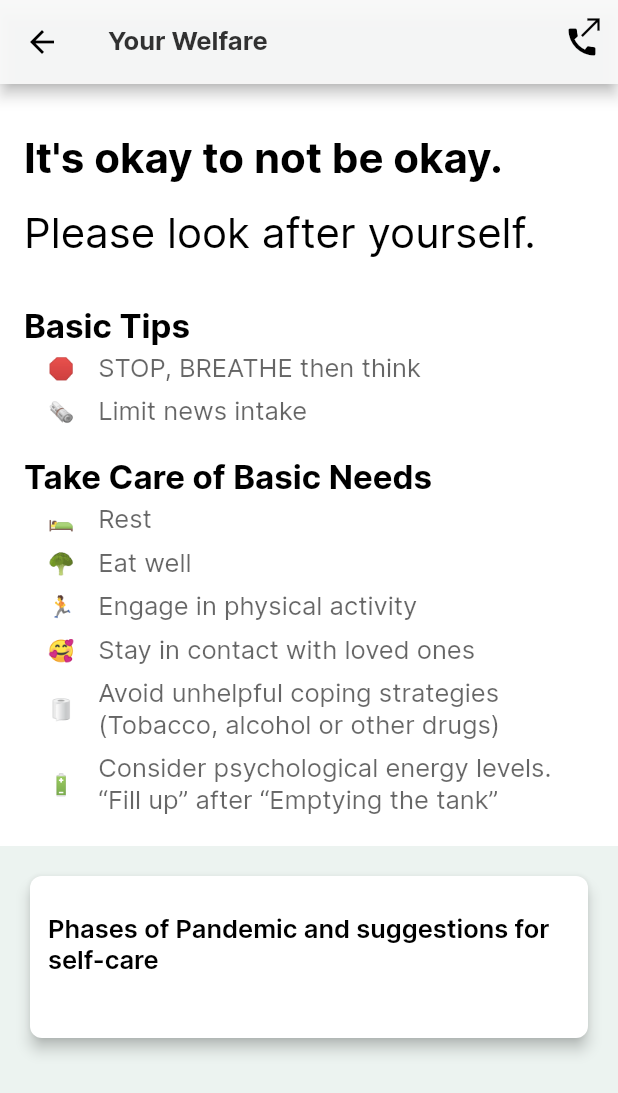
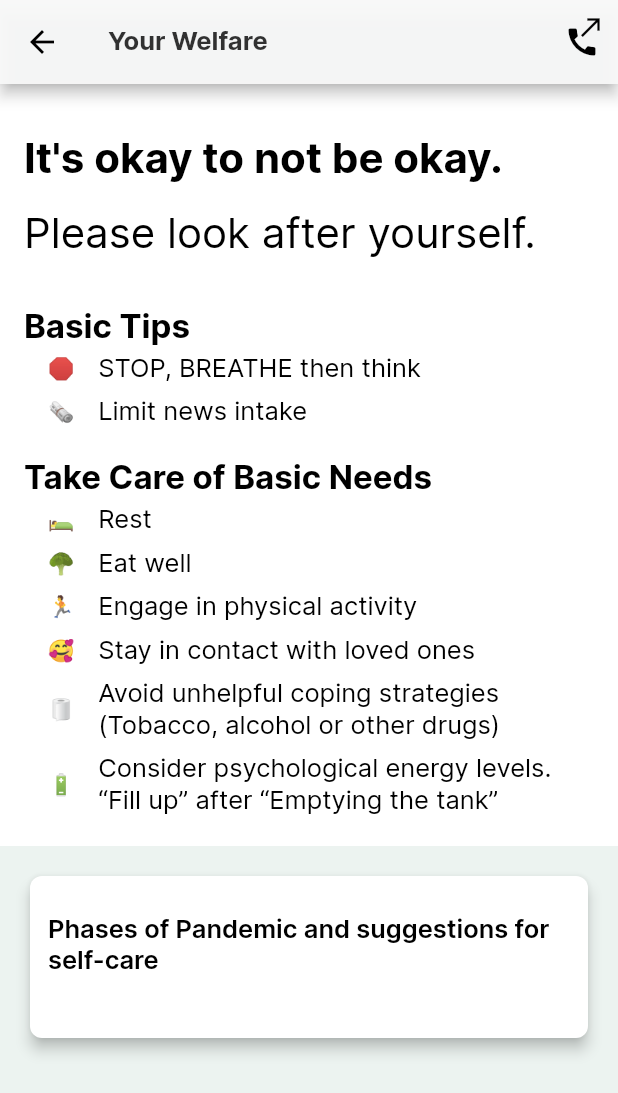
Before and after one commit to Western-Health-Covid19-Collaboration/wh_covid19_app, a Flutter app: the YourWelfareView screen opened by its route, on a phone screen of 412 x 824 dp. Shown: the top 1093 px of the screen. Run offline on Flutter 3.47's test engine with Material 2 defaults, Android fonts, the phone set to English and light mode, and no system bars; our stand-ins replace chewie, flutter_svg, flutter_widget_from_html, package_info, photo_view, shared_preferences and 1 more; missing offline and left inert: matrix_gesture_detector; accounts and stored records are empty; statements that could not run were skipped; project files that could hold a hidden picture were left out.

Commit message:
fix issue #175 item D

```diff
--- a/lib/view/staff_welfare/your_welfare_view.dart
+++ b/lib/view/staff_welfare/your_welfare_view.dart
@@ -104,7 +104,10 @@ class YourWelfareView extends StatelessWidget {
             padding: const EdgeInsets.only(right: 16),
             child: icon,
           ),
-          Expanded(child: Text(text, style: Styles.textP)),
+          Expanded(
+              child: Text(text,
+                  style:
+                      Styles.textP.copyWith(color: AppColors.blackAlpha900))),
         ],
       ),
     );
```
